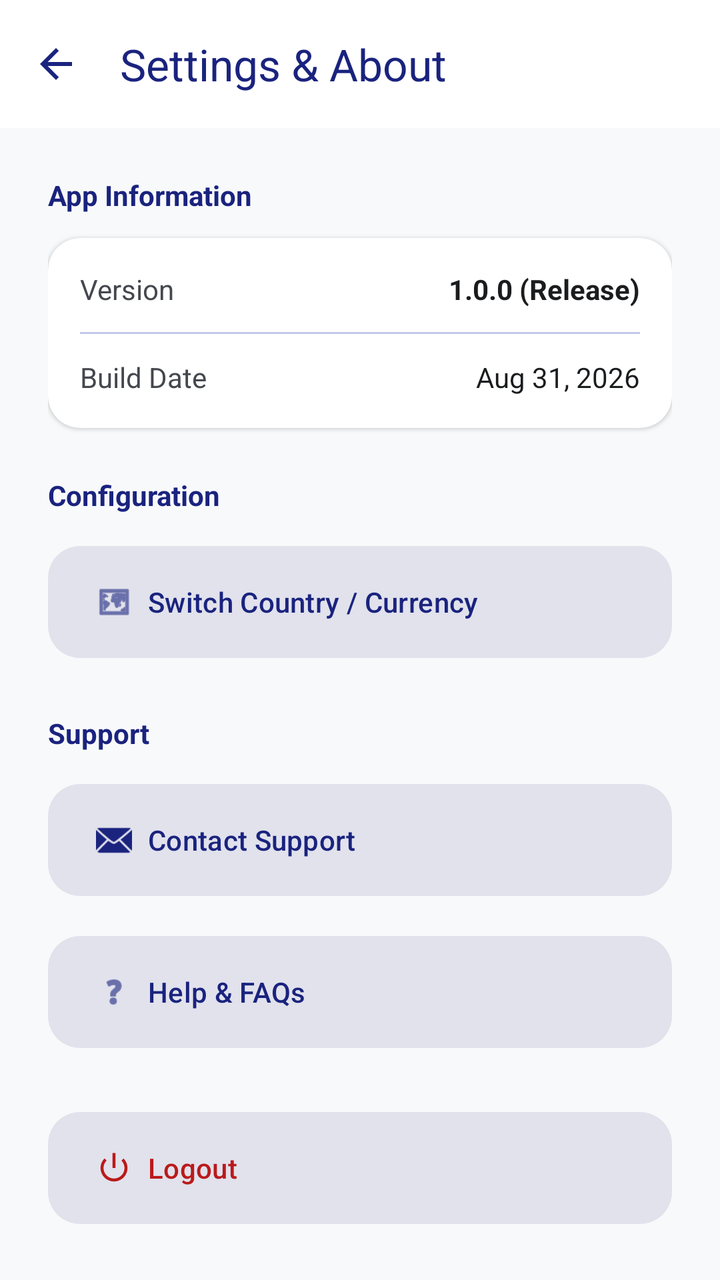
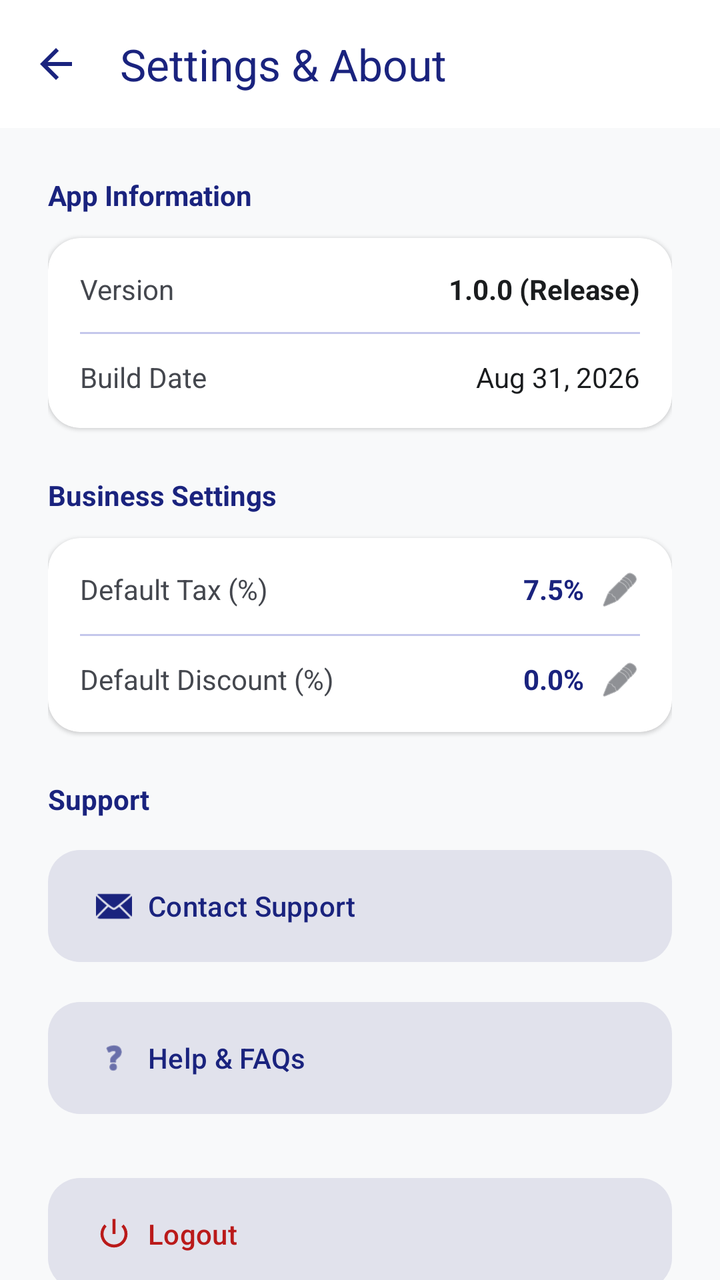

The first picture is an Android layout as it rendered before a commit; the second is the same layout after the commit. The layout source and the unified diff follow.
<!-- AndroidManifest.xml: application theme Theme.PosExpress -->
<!-- res/layout/fragment_settings.xml -->
<?xml version="1.0" encoding="utf-8"?>
<androidx.coordinatorlayout.widget.CoordinatorLayout xmlns:android="http://schemas.android.com/apk/res/android"
    xmlns:app="http://schemas.android.com/apk/res-auto"
    android:layout_width="match_parent"
    android:layout_height="match_parent"
    android:background="@color/backgroundOffWhite">

    <com.google.android.material.appbar.AppBarLayout
        android:layout_width="match_parent"
        android:layout_height="wrap_content"
        android:background="@color/white"
        app:elevation="0dp">

        <com.google.android.material.appbar.MaterialToolbar
            android:id="@+id/toolbar"
            android:layout_width="match_parent"
            android:layout_height="?attr/actionBarSize"
            app:title="@string/title_settings"
            app:titleTextColor="@color/primaryNavy"
            app:navigationIcon="@drawable/ic_back_modern"
            app:navigationIconTint="@color/primaryNavy" />

    </com.google.android.material.appbar.AppBarLayout>

    <androidx.core.widget.NestedScrollView
        android:layout_width="match_parent"
        android:layout_height="match_parent"
        app:layout_behavior="@string/appbar_scrolling_view_behavior">

        <LinearLayout
            android:layout_width="match_parent"
            android:layout_height="wrap_content"
            android:orientation="vertical"
            android:padding="24dp">

            
            <TextView
                android:layout_width="wrap_content"
                android:layout_height="wrap_content"
                android:text="@string/section_app_info"
                android:textColor="@color/primaryNavy"
                android:textStyle="bold"
                android:textSize="14sp"
                android:layout_marginBottom="12dp" />

            <com.google.android.material.card.MaterialCardView
                android:layout_width="match_parent"
                android:layout_height="wrap_content"
                app:cardCornerRadius="16dp"
                app:cardElevation="1dp"
                app:strokeWidth="0dp"
                app:cardBackgroundColor="@color/white"
                android:layout_marginBottom="24dp">

                <LinearLayout
                    android:layout_width="match_parent"
                    android:layout_height="wrap_content"
                    android:orientation="vertical"
                    android:padding="16dp">

                    <LinearLayout
                        android:layout_width="match_parent"
                        android:layout_height="wrap_content"
                        android:orientation="horizontal">
                        <TextView
                            android:layout_width="0dp"
                            android:layout_height="wrap_content"
                            android:layout_weight="1"
                            android:text="@string/label_version"
                            android:textColor="@color/textSecondary" />
                        <TextView
                            android:id="@+id/tvAppVersion"
                            android:layout_width="wrap_content"
                            android:layout_height="wrap_content"
                            android:text="1.0.0 (Release)"
                            android:textColor="@color/textPrimary"
                            android:textStyle="bold" />
                    </LinearLayout>

                    <View
                        android:layout_width="match_parent"
                        android:layout_height="1dp"
                        android:background="@color/divider"
                        android:layout_marginVertical="12dp" />

                    <LinearLayout
                        android:layout_width="match_parent"
                        android:layout_height="wrap_content"
                        android:orientation="horizontal">
                        <TextView
                            android:layout_width="0dp"
                            android:layout_height="wrap_content"
                            android:layout_weight="1"
                            android:text="@string/label_build"
                            android:textColor="@color/textSecondary" />
                        <TextView
                            android:layout_width="wrap_content"
                            android:layout_height="wrap_content"
                            android:text="Aug 31, 2026"
                            android:textColor="@color/textPrimary" />
                    </LinearLayout>

                </LinearLayout>
            </com.google.android.material.card.MaterialCardView>

            
            <TextView
                android:layout_width="wrap_content"
                android:layout_height="wrap_content"
                android:text="@string/section_config"
                android:textColor="@color/primaryNavy"
                android:textStyle="bold"
                android:textSize="14sp"
                android:layout_marginBottom="12dp" />

            <com.google.android.material.button.MaterialButton
                android:id="@+id/btnSwitchCountry"
                style="@style/Widget.Material3.Button.TonalButton"
                android:layout_width="match_parent"
                android:layout_height="64dp"
                android:text="@string/btn_switch_country"
                android:textAlignment="viewStart"
                app:icon="@android:drawable/ic_menu_mapmode"
                app:iconGravity="textStart"
                app:cornerRadius="16dp"
                android:layout_marginBottom="24dp" />

            
            <TextView
                android:layout_width="wrap_content"
                android:layout_height="wrap_content"
                android:text="@string/section_support"
                android:textColor="@color/primaryNavy"
                android:textStyle="bold"
                android:textSize="14sp"
                android:layout_marginBottom="12dp" />

            <com.google.android.material.button.MaterialButton
                android:id="@+id/btnSupport"
                style="@style/Widget.Material3.Button.TonalButton"
                android:layout_width="match_parent"
                android:layout_height="64dp"
                android:text="@string/btn_contact_support"
                android:textAlignment="viewStart"
                app:icon="@android:drawable/ic_dialog_email"
                app:iconGravity="textStart"
                app:cornerRadius="16dp"
                android:layout_marginBottom="12dp" />

            <com.google.android.material.button.MaterialButton
                android:id="@+id/btnHelp"
                style="@style/Widget.Material3.Button.TonalButton"
                android:layout_width="match_parent"
                android:layout_height="64dp"
                android:text="@string/btn_help"
                android:textAlignment="viewStart"
                app:icon="@android:drawable/ic_menu_help"
                app:iconGravity="textStart"
                app:cornerRadius="16dp"
                android:layout_marginBottom="24dp" />

            
            <com.google.android.material.button.MaterialButton
                android:id="@+id/btnLogout"
                style="@style/Widget.Material3.Button.TonalButton"
                android:layout_width="match_parent"
                android:layout_height="64dp"
                android:text="@string/btn_logout"
                android:textAlignment="viewStart"
                android:textColor="@color/alertRed"
                app:icon="@android:drawable/ic_lock_power_off"
                app:iconGravity="textStart"
                app:iconTint="@color/alertRed"
                app:cornerRadius="16dp"
                android:layout_marginBottom="32dp" />

            
            <ImageView
                android:layout_width="64dp"
                android:layout_height="64dp"
                android:layout_gravity="center"
                android:src="@mipmap/ic_launcher_round"
                android:alpha="0.3" />

            <TextView
                android:layout_width="wrap_content"
                android:layout_height="wrap_content"
                android:layout_gravity="center"
                android:text="PaySwift POS Express"
                android:textColor="@color/textSecondary"
                android:textSize="12sp"
                android:layout_marginTop="8dp" />

        </LinearLayout>
    </androidx.core.widget.NestedScrollView>

</androidx.coordinatorlayout.widget.CoordinatorLayout>
<!-- resources referenced by this layout -->
<resources>
  <color name="alertRed">#BA1A1A</color>
  <color name="backgroundOffWhite">#F8F9FA</color>
  <color name="divider">#C4C7EB</color>
  <color name="primaryNavy">#1A237E</color>
  <color name="textPrimary">#1A1C1E</color>
  <color name="textSecondary">#44474E</color>
  <color name="white">#FFFFFF</color>
  <!-- drawable ic_back_modern (drawable) -->
  <vector xmlns:android="http://schemas.android.com/apk/res/android"
      android:width="24dp"
      android:height="24dp"
      android:viewportWidth="24"
      android:viewportHeight="24">
      <path
          android:fillColor="#FF000000"
          android:pathData="M20,11H7.83l5.59-5.59L12,4l-8,8l8,8l1.41-1.41L7.83,13H20V11z" />
  </vector>
  <!-- mipmap ic_launcher_round (mipmap-anydpi-v26) -->
  <?xml version="1.0" encoding="utf-8"?>
  <adaptive-icon xmlns:android="http://schemas.android.com/apk/res/android">
      <background android:drawable="@drawable/ic_launcher_background" />
      <foreground android:drawable="@drawable/ic_launcher_foreground" />
      <monochrome android:drawable="@drawable/ic_launcher_foreground" />
  </adaptive-icon>
  <string name="btn_contact_support">Contact Support</string>
  <string name="btn_help">Help &amp; FAQs</string>
  <string name="btn_logout">Logout</string>
  <string name="btn_switch_country">Switch Country / Currency</string>
  <string name="label_build">Build Date</string>
  <string name="label_version">Version</string>
  <string name="section_app_info">App Information</string>
  <string name="section_config">Configuration</string>
  <string name="section_support">Support</string>
  <string name="title_settings">Settings &amp; About</string>
  <style name="Theme.PosExpress" parent="Base.Theme.PosExpress" />
  <!-- drawable ic_launcher_background (drawable) -->
  <?xml version="1.0" encoding="utf-8"?>
  <vector xmlns:android="http://schemas.android.com/apk/res/android"
      android:width="108dp"
      android:height="108dp"
      android:viewportWidth="108"
      android:viewportHeight="108">
      <path
          android:fillColor="#1A237E"
          android:pathData="M0,0h108v108h-108z" />
  </vector>
  <!-- drawable ic_launcher_foreground (drawable) -->
  <vector xmlns:android="http://schemas.android.com/apk/res/android"
      android:width="108dp"
      android:height="108dp"
      android:viewportWidth="24"
      android:viewportHeight="24">
      <group
          android:translateX="3"
          android:translateY="3">
          <path
              android:fillColor="#FFFFFF"
              android:pathData="M17,18c-1.1,0 -1.99,0.9 -1.99,2s0.89,2 1.99,2 2,-0.9 2,-2 -0.9,-2 -2,-2zM1,2v2h2l3.6,7.59 -1.35,2.45c-0.16,0.28 -0.25,0.61 -0.25,0.96 0,1.1 0.9,2 2,2h12v-2H7.42c-0.14,0 -0.25,-0.11 -0.25,-0.25l0.03,-0.12 0.9,-1.63h7.45c0.75,0 1.41,-0.41 1.75,-1.03l3.58,-6.49c0.08,-0.14 0.12,-0.31 0.12,-0.48 0,-0.55 -0.45,-1 -1,-1H5.21l-0.94,-2H1zM7,18c-1.1,0 -1.99,0.9 -1.99,2S5.9,22 7,22s2,-0.9 2,-2 -0.9,-2 -2,-2z" />
      </group>
  </vector>
  <style name="Base.Theme.PosExpress" parent="Theme.Material3.DayNight.NoActionBar">
          <item name="colorPrimary">@color/primaryNavy</item>
          <item name="colorOnPrimary">@color/white</item>
          <item name="android:windowBackground">@color/backgroundOffWhite</item>
          <item name="android:statusBarColor">@color/primaryNavy</item>
          <item name="colorSecondaryContainer">@color/surfaceVariant</item>
          <item name="colorOnSecondaryContainer">@color/primaryNavy</item>
      </style>
  <color name="surfaceVariant">#E1E2EC</color>
</resources>

<!-- the commit's change to res/layout/fragment_settings.xml (unified diff, before → after) -->
@@ -9,6 +9,7 @@
         android:layout_width="match_parent"
         android:layout_height="wrap_content"
         android:background="@color/white"
+        android:fitsSystemWindows="true"
         app:elevation="0dp">
 
         <com.google.android.material.appbar.MaterialToolbar
@@ -107,23 +108,95 @@
             <TextView
                 android:layout_width="wrap_content"
                 android:layout_height="wrap_content"
-                android:text="@string/section_config"
+                android:text="Business Settings"
                 android:textColor="@color/primaryNavy"
                 android:textStyle="bold"
                 android:textSize="14sp"
                 android:layout_marginBottom="12dp" />
 
-            <com.google.android.material.button.MaterialButton
-                android:id="@+id/btnSwitchCountry"
-                style="@style/Widget.Material3.Button.TonalButton"
-                android:layout_width="match_parent"
-                android:layout_height="64dp"
-                android:text="@string/btn_switch_country"
-                android:textAlignment="viewStart"
-                app:icon="@android:drawable/ic_menu_mapmode"
-                app:iconGravity="textStart"
-                app:cornerRadius="16dp"
-                android:layout_marginBottom="24dp" />
+            <com.google.android.material.card.MaterialCardView
+                android:layout_width="match_parent"
+                android:layout_height="wrap_content"
+                app:cardCornerRadius="16dp"
+                app:cardElevation="1dp"
+                app:strokeWidth="0dp"
+                app:cardBackgroundColor="@color/white"
+                android:layout_marginBottom="24dp">
+
+                <LinearLayout
+                    android:layout_width="match_parent"
+                    android:layout_height="wrap_content"
+                    android:orientation="vertical"
+                    android:padding="16dp">
+
+                    <LinearLayout
+                        android:id="@+id/btnConfigTax"
+                        android:layout_width="match_parent"
+                        android:layout_height="wrap_content"
+                        android:orientation="horizontal"
+                        android:background="?attr/selectableItemBackground"
+                        android:clickable="true"
+                        android:focusable="true">
+                        <TextView
+                            android:layout_width="0dp"
+                            android:layout_height="wrap_content"
+                            android:layout_weight="1"
+                            android:text="Default Tax (%)"
+                            android:textColor="@color/textSecondary" />
+                        <TextView
+                            android:id="@+id/tvTaxValue"
+                            android:layout_width="wrap_content"
+                            android:layout_height="wrap_content"
+                            android:text="7.5%"
+                            android:textColor="@color/primaryNavy"
+                            android:textStyle="bold" />
+
+                        <ImageView
+                            android:layout_width="20dp"
+                            android:layout_height="20dp"
+                            android:layout_marginStart="8dp"
+                            android:src="@android:drawable/ic_menu_edit"
+                            app:tint="@color/textSecondary" />
+                    </LinearLayout>
+
+                    <View
+                        android:layout_width="match_parent"
+                        android:layout_height="1dp"
+                        android:background="@color/divider"
+                        android:layout_marginVertical="12dp" />
+
+                    <LinearLayout
+                        android:id="@+id/btnConfigDiscount"
+                        android:layout_width="match_parent"
+                        android:layout_height="wrap_content"
+                        android:orientation="horizontal"
+                        android:background="?attr/selectableItemBackground"
+                        android:clickable="true"
+                        android:focusable="true">
+                        <TextView
+                            android:layout_width="0dp"
+                            android:layout_height="wrap_content"
+                            android:layout_weight="1"
+                            android:text="Default Discount (%)"
+                            android:textColor="@color/textSecondary" />
+                        <TextView
+                            android:id="@+id/tvDiscountValue"
+                            android:layout_width="wrap_content"
+                            android:layout_height="wrap_content"
+                            android:text="0.0%"
+                            android:textColor="@color/primaryNavy"
+                            android:textStyle="bold" />
+
+                        <ImageView
+                            android:layout_width="20dp"
+                            android:layout_height="20dp"
+                            android:layout_marginStart="8dp"
+                            android:src="@android:drawable/ic_menu_edit"
+                            app:tint="@color/textSecondary" />
+                    </LinearLayout>
+
+                </LinearLayout>
+            </com.google.android.material.card.MaterialCardView>
 
             
             <TextView
<!-- resource entries referenced after the edit -->
@@ -27,11 +27,9 @@
   <string name="btn_contact_support">Contact Support</string>
   <string name="btn_help">Help &amp; FAQs</string>
   <string name="btn_logout">Logout</string>
-  <string name="btn_switch_country">Switch Country / Currency</string>
   <string name="label_build">Build Date</string>
   <string name="label_version">Version</string>
   <string name="section_app_info">App Information</string>
-  <string name="section_config">Configuration</string>
   <string name="section_support">Support</string>
   <string name="title_settings">Settings &amp; About</string>
   <style name="Theme.PosExpress" parent="Base.Theme.PosExpress" />
